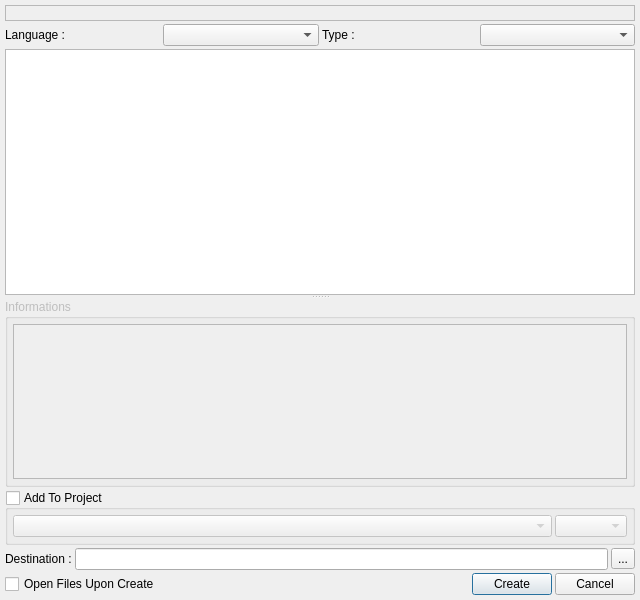
Old version of the form v2/branches/dev/monkey/src/templatesmanager/ui/UITemplatesWizard.ui in the repository testmana2/mks.
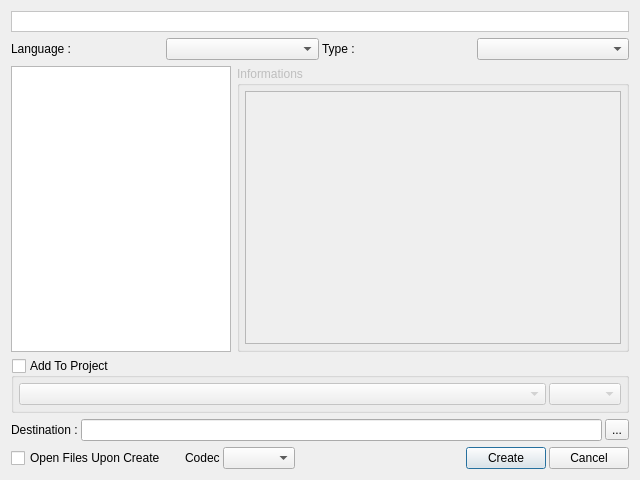
New version of the form. Icons and pictures are not drawn. Custom widgets are drawn as their Qt base class.

Commit message: Fix Templates Manager so it work again :) Little changement in the wizard ui

The edit to the form file:
```diff
--- a/v2/branches/dev/monkey/src/templatesmanager/ui/UITemplatesWizard.ui
+++ b/v2/branches/dev/monkey/src/templatesmanager/ui/UITemplatesWizard.ui
@@ -6,7 +6,7 @@
     <x>0</x>
     <y>0</y>
     <width>640</width>
-    <height>600</height>
+    <height>480</height>
    </rect>
   </property>
   <property name="windowTitle" >
@@ -15,50 +15,114 @@
   <property name="windowIcon" >
    <iconset resource="../../resources/resources.qrc" >:/file/icons/file/new.png</iconset>
   </property>
-  <layout class="QVBoxLayout" >
-   <property name="spacing" >
-    <number>3</number>
-   </property>
-   <property name="leftMargin" >
-    <number>5</number>
-   </property>
-   <property name="topMargin" >
-    <number>5</number>
-   </property>
-   <property name="rightMargin" >
-    <number>5</number>
-   </property>
-   <property name="bottomMargin" >
-    <number>5</number>
-   </property>
-   <item>
+  <layout class="QGridLayout" name="gridLayout" >
+   <item row="0" column="0" colspan="2" >
     <widget class="QLabel" name="lInformations" >
-     <property name="sizePolicy" >
-      <sizepolicy vsizetype="Fixed" hsizetype="Preferred" >
-       <horstretch>0</horstretch>
-       <verstretch>0</verstretch>
-      </sizepolicy>
+     <property name="minimumSize" >
+      <size>
+       <width>0</width>
+       <height>21</height>
+      </size>
+     </property>
+     <property name="maximumSize" >
+      <size>
+       <width>16777215</width>
+       <height>21</height>
+      </size>
+     </property>
+     <property name="palette" >
+      <palette>
+       <active>
+        <colorrole role="Base" >
+         <brush brushstyle="SolidPattern" >
+          <color alpha="255" >
+           <red>255</red>
+           <green>255</green>
+           <blue>255</blue>
+          </color>
+         </brush>
+        </colorrole>
+        <colorrole role="Window" >
+         <brush brushstyle="SolidPattern" >
+          <color alpha="255" >
+           <red>255</red>
+           <green>255</green>
+           <blue>255</blue>
+          </color>
+         </brush>
+        </colorrole>
+       </active>
+       <inactive>
+        <colorrole role="Base" >
+         <brush brushstyle="SolidPattern" >
+          <color alpha="255" >
+           <red>255</red>
+           <green>255</green>
+           <blue>255</blue>
+          </color>
+         </brush>
+        </colorrole>
+        <colorrole role="Window" >
+         <brush brushstyle="SolidPattern" >
+          <color alpha="255" >
+           <red>255</red>
+           <green>255</green>
+           <blue>255</blue>
+          </color>
+         </brush>
+        </colorrole>
+       </inactive>
+       <disabled>
+        <colorrole role="Base" >
+         <brush brushstyle="SolidPattern" >
+          <color alpha="255" >
+           <red>255</red>
+           <green>255</green>
+           <blue>255</blue>
+          </color>
+         </brush>
+        </colorrole>
+        <colorrole role="Window" >
+         <brush brushstyle="SolidPattern" >
+          <color alpha="255" >
+           <red>255</red>
+           <green>255</green>
+           <blue>255</blue>
+          </color>
+         </brush>
+        </colorrole>
+       </disabled>
+      </palette>
+     </property>
+     <property name="font" >
+      <font>
+       <weight>75</weight>
+       <bold>true</bold>
+      </font>
+     </property>
+     <property name="autoFillBackground" >
+      <bool>true</bool>
      </property>
      <property name="frameShape" >
       <enum>QFrame::StyledPanel</enum>
      </property>
+     <property name="frameShadow" >
+      <enum>QFrame::Raised</enum>
+     </property>
+     <property name="alignment" >
+      <set>Qt::AlignRight|Qt::AlignTrailing|Qt::AlignVCenter</set>
+     </property>
+     <property name="indent" >
+      <number>9</number>
+     </property>
     </widget>
    </item>
-   <item>
+   <item row="1" column="0" colspan="2" >
     <layout class="QHBoxLayout" >
      <property name="spacing" >
       <number>3</number>
      </property>
-     <property name="leftMargin" >
-      <number>0</number>
-     </property>
-     <property name="topMargin" >
-      <number>0</number>
-     </property>
-     <property name="rightMargin" >
-      <number>0</number>
-     </property>
-     <property name="bottomMargin" >
+     <property name="margin" >
       <number>0</number>
      </property>
      <item>
@@ -87,23 +151,19 @@
      </item>
     </layout>
    </item>
-   <item>
-    <widget class="QSplitter" name="sWizard" >
-     <property name="orientation" >
-      <enum>Qt::Vertical</enum>
-     </property>
+   <item row="2" column="0" >
      <widget class="QListWidget" name="lwTemplates" >
-      <property name="sizePolicy" >
-       <sizepolicy vsizetype="Expanding" hsizetype="Expanding" >
-        <horstretch>0</horstretch>
-        <verstretch>0</verstretch>
-       </sizepolicy>
+     <property name="maximumSize" >
+      <size>
+       <width>220</width>
+       <height>16777215</height>
+      </size>
       </property>
       <property name="toolTip" >
        <string>Choose a template</string>
       </property>
-      <property name="editTriggers" >
-       <set>QAbstractItemView::NoEditTriggers</set>
+     <property name="horizontalScrollBarPolicy" >
+      <enum>Qt::ScrollBarAlwaysOff</enum>
       </property>
       <property name="iconSize" >
        <size>
@@ -111,25 +171,15 @@
         <height>32</height>
        </size>
       </property>
-      <property name="textElideMode" >
-       <enum>Qt::ElideNone</enum>
-      </property>
-      <property name="movement" >
-       <enum>QListView::Static</enum>
-      </property>
-      <property name="resizeMode" >
-       <enum>QListView::Adjust</enum>
-      </property>
-      <property name="viewMode" >
-       <enum>QListView::IconMode</enum>
-      </property>
-     </widget>
+    </widget>
+   </item>
+   <item row="2" column="1" >
      <widget class="QGroupBox" name="gbInformations" >
       <property name="enabled" >
        <bool>false</bool>
       </property>
       <property name="sizePolicy" >
-       <sizepolicy vsizetype="Preferred" hsizetype="Preferred" >
+      <sizepolicy vsizetype="Preferred" hsizetype="Expanding" >
         <horstretch>0</horstretch>
         <verstretch>0</verstretch>
        </sizepolicy>
@@ -141,20 +191,11 @@
        <property name="spacing" >
         <number>3</number>
        </property>
-       <property name="leftMargin" >
-        <number>5</number>
-       </property>
-       <property name="topMargin" >
-        <number>5</number>
-       </property>
-       <property name="rightMargin" >
-        <number>5</number>
-       </property>
-       <property name="bottomMargin" >
+      <property name="margin" >
         <number>5</number>
        </property>
        <item>
-        <widget class="QScrollArea" native="1" name="saWidgets" >
+       <widget class="QScrollArea" name="saWidgets" >
          <property name="sizePolicy" >
           <sizepolicy vsizetype="Expanding" hsizetype="Expanding" >
            <horstretch>0</horstretch>
@@ -171,9 +212,8 @@
        </item>
       </layout>
      </widget>
-    </widget>
    </item>
-   <item>
+   <item row="3" column="0" colspan="2" >
     <widget class="QGroupBox" name="gbAddToProject" >
      <property name="sizePolicy" >
       <sizepolicy vsizetype="Maximum" hsizetype="Preferred" >
@@ -194,16 +234,7 @@
       <property name="spacing" >
        <number>3</number>
       </property>
-      <property name="leftMargin" >
-       <number>5</number>
-      </property>
-      <property name="topMargin" >
-       <number>5</number>
-      </property>
-      <property name="rightMargin" >
-       <number>5</number>
-      </property>
-      <property name="bottomMargin" >
+      <property name="margin" >
        <number>5</number>
       </property>
       <item>
@@ -232,7 +263,7 @@
      </layout>
     </widget>
    </item>
-   <item>
+   <item row="4" column="0" colspan="2" >
     <layout class="QHBoxLayout" >
      <property name="spacing" >
       <number>3</number>
@@ -269,19 +300,13 @@
      </item>
     </layout>
    </item>
-   <item>
+   <item row="5" column="0" colspan="2" >
     <layout class="QHBoxLayout" >
      <property name="spacing" >
       <number>3</number>
      </property>
      <item>
       <widget class="QCheckBox" name="cbOpen" >
-       <property name="sizePolicy" >
-        <sizepolicy vsizetype="Fixed" hsizetype="Expanding" >
-         <horstretch>0</horstretch>
-         <verstretch>0</verstretch>
-        </sizepolicy>
-       </property>
        <property name="toolTip" >
         <string>If checked the file(s) will be opened at the wizard end</string>
        </property>
@@ -290,6 +315,51 @@
        </property>
       </widget>
      </item>
+     <item>
+      <spacer name="horizontalSpacer" >
+       <property name="orientation" >
+        <enum>Qt::Horizontal</enum>
+       </property>
+       <property name="sizeType" >
+        <enum>QSizePolicy::Fixed</enum>
+       </property>
+       <property name="sizeHint" stdset="0" >
+        <size>
+         <width>16</width>
+         <height>20</height>
+        </size>
+       </property>
+      </spacer>
+     </item>
+     <item>
+      <widget class="QLabel" name="lCodec" >
+       <property name="sizePolicy" >
+        <sizepolicy vsizetype="Preferred" hsizetype="Maximum" >
+         <horstretch>0</horstretch>
+         <verstretch>0</verstretch>
+        </sizepolicy>
+       </property>
+       <property name="text" >
+        <string>Codec</string>
+       </property>
+      </widget>
+     </item>
+     <item>
+      <widget class="QComboBox" name="cbCodec" />
+     </item>
+     <item>
+      <spacer name="horizontalSpacer_2" >
+       <property name="orientation" >
+        <enum>Qt::Horizontal</enum>
+       </property>
+       <property name="sizeHint" stdset="0" >
+        <size>
+         <width>40</width>
+         <height>20</height>
+        </size>
+       </property>
+      </spacer>
+     </item>
      <item>
       <widget class="QPushButton" name="pbCreate" >
        <property name="text" >
@@ -314,11 +384,6 @@
    <extends>QComboBox</extends>
    <header location="global" >fresh.h</header>
   </customwidget>
-  <customwidget>
-   <class>QScrollArea</class>
-   <extends>QWidget</extends>
-   <header>qscrollarea.h</header>
-  </customwidget>
  </customwidgets>
  <resources>
   <include location="../../resources/resources.qrc" />
```
Left out of the diff: 3 changed lines with no effect on the pictures. Lines whose indentation alone changed are shown as unchanged. The commit also changes 4 other files.
